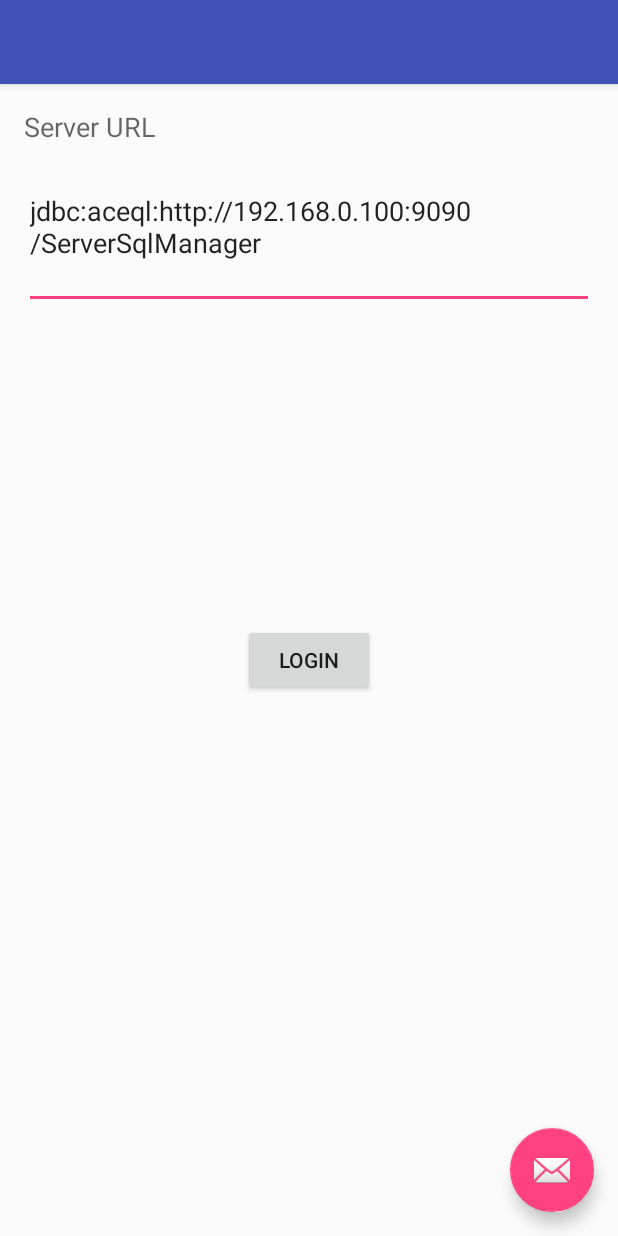
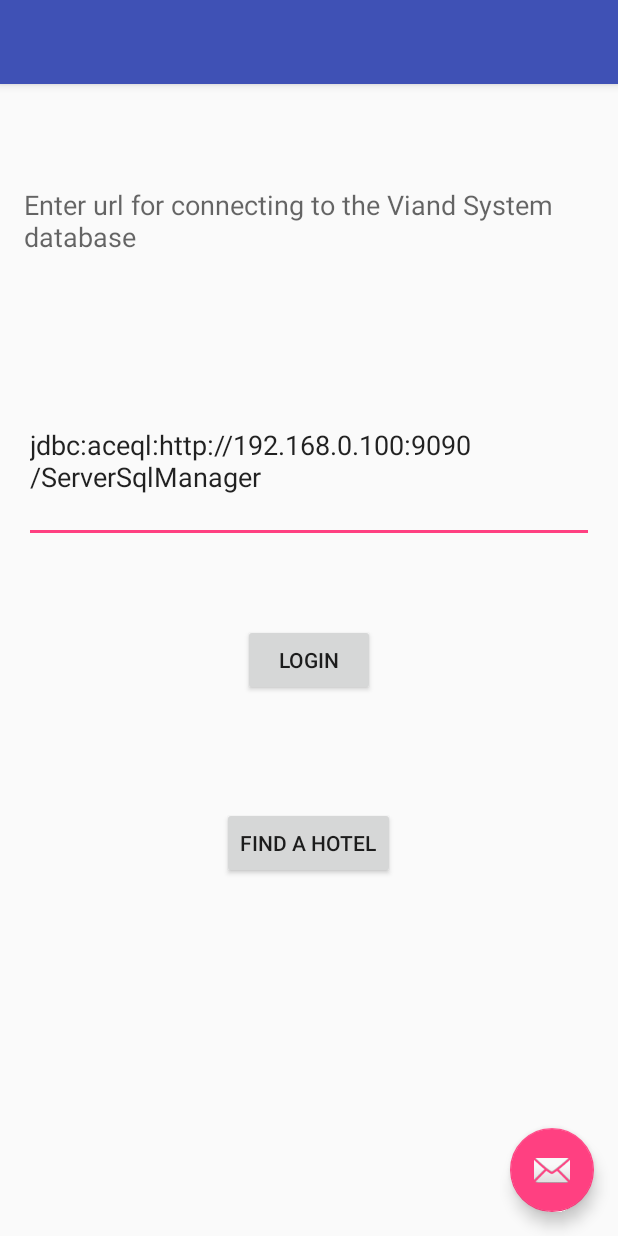
Before and after one commit to KaushikNathMIT/ViandSystemsInManipal, an Android app: the MainActivity screen opened directly, with no data from a screen before it, on a phone screen of 412 x 824 dp. Run offline under Robolectric (Android 15) with nearby library versions, the phone set to English and light mode, and no system bars; libraries missing offline, so code that uses them is left out: org.kawanfw.sql.

Commit message:
'Search Hotel by name' made functional and a few bug fixes and improvements

```diff
--- a/app/src/main/java/com/kaushiknath/viandsystem/MainActivity.java
+++ b/app/src/main/java/com/kaushiknath/viandsystem/MainActivity.java
@@ -22,7 +22,7 @@ public class MainActivity extends AppCompatActivity
     EditText serverURLView;
     //Gets the SQL query to execute
     //Tap it to execute query
-    Button loginB;
+    Button loginB, spButton;
     private DrawerLayout mDrawerLayout;
     private ListView mDrawerList;
     int hd =0 ;
@@ -41,12 +41,15 @@ public class MainActivity extends AppCompatActivity
             public boolean onNavigationItemSelected(MenuItem item) {
                 int id = item.getItemId();
 
-                if(id == R.id.login){
+                if (id == R.id.login) {
                     startActivity(new Intent(MainActivity.this, LoginActivity.class));
-                }
-                else if (id == R.id.hodel){
+                } else if (id == R.id.hodel) {
                     Toast.makeText(getApplicationContext(), "Only Hotels with home delivery option will be showed", Toast.LENGTH_LONG);
                     hd = 1;
+                } else if (id == R.id.fbname) {
+                    Intent intent = new Intent(MainActivity.this, SearchActivity.class);
+                    intent.putExtra("val", hd);
+                    startActivity(intent);
                 }
 
                 return false;
@@ -59,6 +62,7 @@ public class MainActivity extends AppCompatActivity
         //Find the view from the layout XML file
         serverURLView = (EditText) findViewById(R.id.et_server_url);
         loginB = (Button) findViewById(R.id.b_login);
+        spButton = (Button) findViewById(R.id.sel_proc_button);
 
         //Restore the previously entered values into the fields if any for those lazy folks
         restoreInputConfiguration();
@@ -83,11 +87,20 @@ public class MainActivity extends AppCompatActivity
 
                 //Save the query and url so that the user doesn't have to type it again next time.
                 saveInputConfigurations();
+            }
+        });
+
+        spButton.setOnClickListener(new View.OnClickListener(){
+
+            @Override
+            public void onClick(View v) {
                 Intent intent = new Intent(MainActivity.this, SelectionProcess.class);
                 intent.putExtra("val",hd);
                 startActivity(intent);
             }
         });
+
+
     }
 
     private void saveInputConfigurations() {
--- a/app/src/main/res/layout/content_main.xml
+++ b/app/src/main/res/layout/content_main.xml
@@ -13,8 +13,11 @@
         android:id="@+id/textView2"
         android:layout_width="wrap_content"
         android:layout_height="wrap_content"
-        android:text="@string/server_url_label"
-        android:textAppearance="?android:attr/textAppearanceMedium"/>
+        android:text="@string/pc_url"
+        android:textAppearance="?android:attr/textAppearanceMedium"
+        android:layout_alignParentTop="true"
+        android:layout_alignParentEnd="true"
+        android:layout_marginTop="52dp" />
 
     <EditText
         android:id="@+id/et_server_url"
@@ -23,8 +26,9 @@
         android:hint="@string/server_url_hint"
         android:inputType="textMultiLine"
         android:text="@string/server_url_default"
-        android:layout_below="@+id/textView2"
-        android:layout_alignParentStart="true" />
+        android:layout_above="@+id/b_login"
+        android:layout_alignParentEnd="true"
+        android:layout_marginBottom="54dp" />
 
 
     <Button
@@ -36,4 +40,13 @@
         android:layout_centerVertical="true"
         android:layout_centerHorizontal="true" />
 
+    <Button
+        android:layout_width="wrap_content"
+        android:layout_height="wrap_content"
+        android:text="@string/goselproc"
+        android:id="@+id/sel_proc_button"
+        android:layout_below="@+id/b_login"
+        android:layout_centerHorizontal="true"
+        android:layout_marginTop="74dp" />
+
 </RelativeLayout>
--- a/app/src/main/res/values/strings.xml
+++ b/app/src/main/res/values/strings.xml
@@ -10,7 +10,7 @@
     <string name="execute">Search</string>
     <string name="loading">Loading…</string>
     <string name="sql_query_label">SQL Query</string>
-    <string name="server_url_label">Server URL</string>
+    <string name="pc_url">Enter url for connecting to the Viand System database</string>
     <string name="server_url_hint">It is usually of the form:\n jdbc:aceql:http://server_ip_here:9090/ServerSqlManager</string>
     <string name="server_url_default">jdbc:aceql:http://192.168.0.100:9090/ServerSqlManager</string>
     <string name="error_occured">An error occurred: </string>
@@ -28,4 +28,6 @@
     <string name="fbhname">I have already chosen where to eat.</string>
     <string name="danc">Developers and Contributors</string>
     <string name="video">Have a tutorial on how this app works</string>
+    <string name="pref_hotel">Please enter the any number of consecutive letters of your Preffered Hotel. If you remember the full name then you can type the full name</string>
+    <string name="goselproc">Find a hotel</string>
 </resources>
```
Also changed, not shown: app/src/main/AndroidManifest.xml (+10 -0 lines), app/src/main/java/com/kaushiknath/viandsystem/SearchActivity.java (added, +144 -0 lines), app/src/main/res/layout/hotel_search.xml (added, +30 -0 lines).
